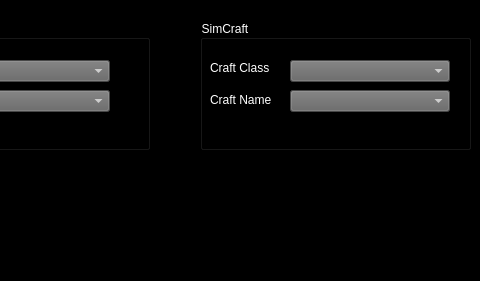
Qt form Simulator/Setup.ui (HaroldJesse/Simulator) before a commit; both pictures show x 760 to 1240 and y 0 to 281 of the 1240 by 281 pixel window.
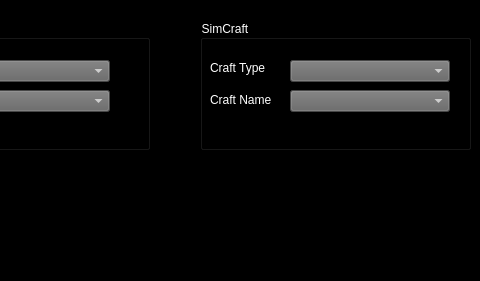
The same form after that commit.

Diff of the .ui file:
```diff
--- a/Simulator/Setup.ui
+++ b/Simulator/Setup.ui
@@ -242,7 +242,7 @@
 color: rgb(255, 255, 255);</string>
     </property>
     <property name="text">
-     <string>Craft Class</string>
+     <string>Craft Type</string>
     </property>
    </widget>
    <widget class="QComboBox" name="CraftName">
```
